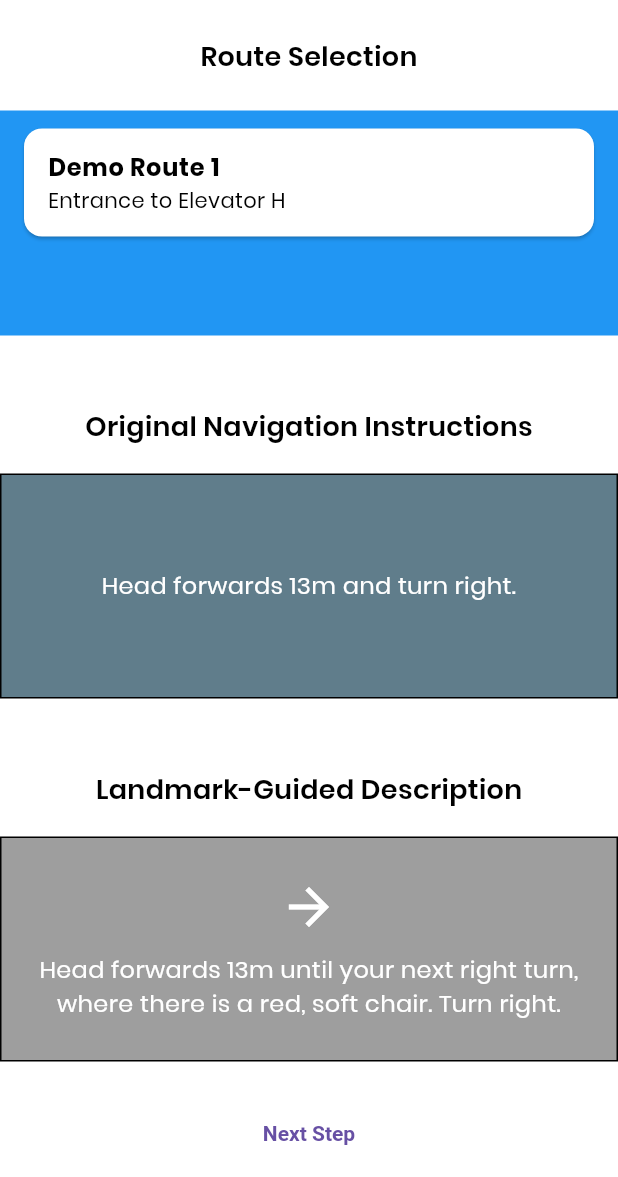
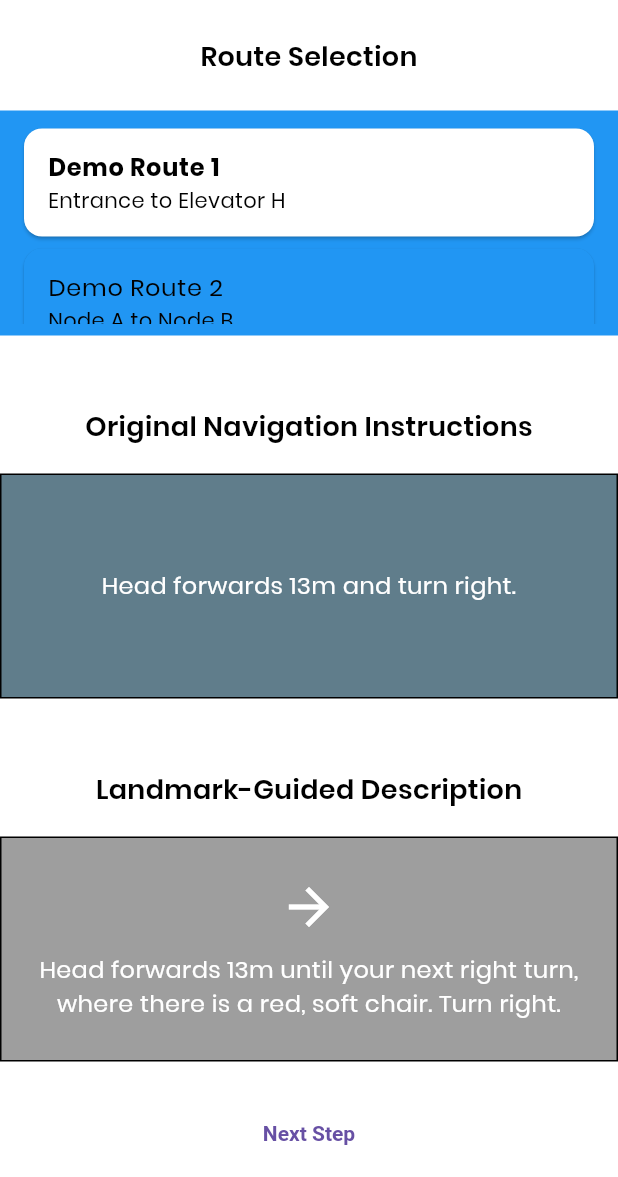
Before and after one commit to adoan-edu/indoor-nav, a Flutter app: the screen it shows after launch, after a tap on "Demo Route 1", on a phone screen of 412 x 824 dp, the part 59-1236 px from its top. Run offline on Flutter 3.47's test engine with Material 3 defaults, Android fonts, the phone set to English and light mode, and no system bars; our stand-ins replace flutter_tts.

Commit message:
refactor(data): add Demo Route 2 and rename variables accordingly

```diff
--- a/lib/models/building1_route1.dart
+++ b/lib/models/building1_route1.dart
@@ -17,7 +17,7 @@ Landmark getLandmark(String id) {
       );
 }
 
-final List<NavigationRoute> building1Route1 = [
+final List<NavigationRoute> building1DemoRoutes = [
   NavigationRoute(
     id: 'Route 1',
     title: 'Demo Route 1',
@@ -30,4 +30,12 @@ final List<NavigationRoute> building1Route1 = [
       getLandmark('elevator_h'),
     ],
   ),
+  NavigationRoute(
+    id: 'Route 2',
+    title: 'Demo Route 2',
+    subtitle: 'Node A to Node B',
+    landmarks: [
+
+    ],
+  ),
 ];
--- a/lib/pages/home.dart
+++ b/lib/pages/home.dart
@@ -58,7 +58,7 @@ class _HomePageState extends State<HomePage> {
   }
 
   void _getInitialInfo() {
-    demos = building1Route1;
+    demos = building1DemoRoutes;
   }
 
   void _startOrContinueRoute(NavigationRoute route) {
```
Also changed, not shown: lib/utils/navigation_logic.dart (line endings or trailing spaces).
